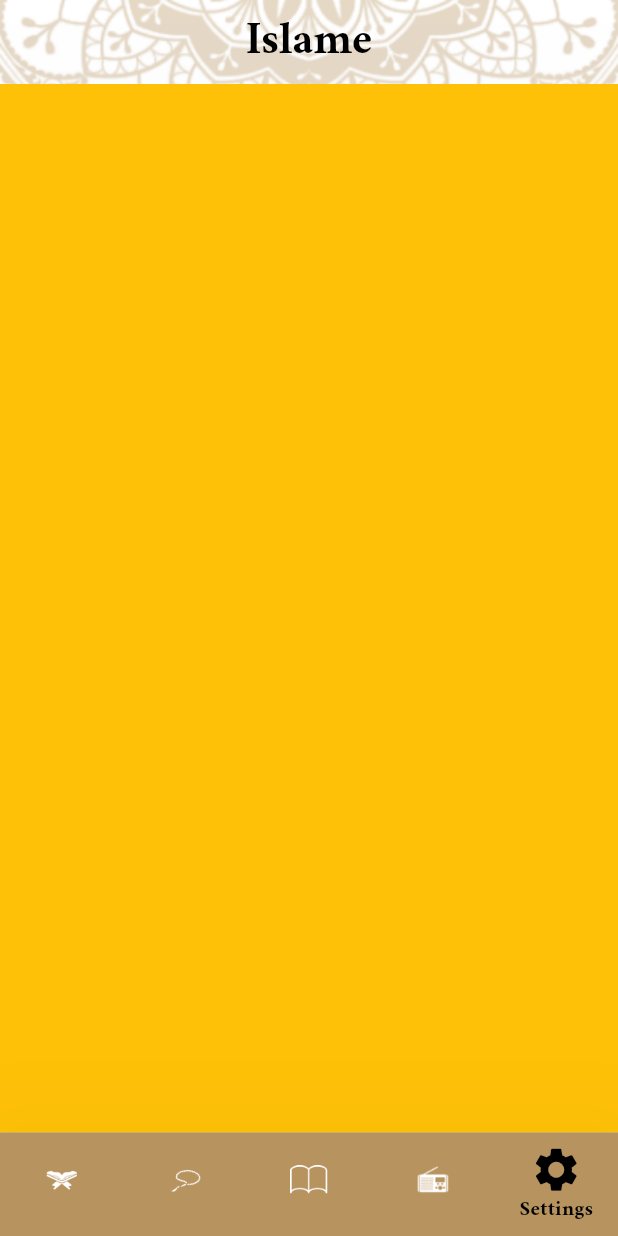
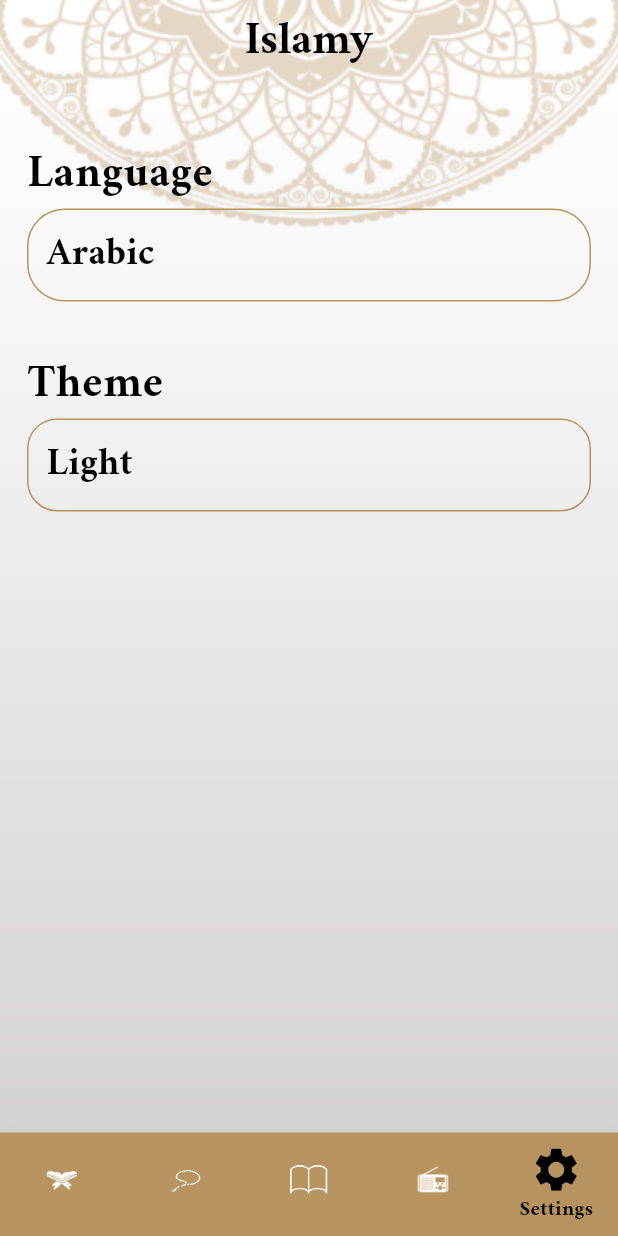
Before and after one commit to BeshoSafwat/Islame, a Flutter app: the screen it shows after launch, item 5 of the bottom bar chosen, on a phone screen of 412 x 824 dp. Run offline on Flutter 3.47's test engine with Material 3 defaults, Android fonts, the phone set to English and light mode, and no system bars; generated files the repository leaves out were written again.

Commit message:
app localization

```diff
--- /dev/null
+++ b/l10n.yaml
@@ -0,0 +1,3 @@
+arb-dir: lib/l10n
+template-arb-file: app_en.arb
+output-localization-file: app_localizations.dart
--- a/lib/home_screen.dart
+++ b/lib/home_screen.dart
@@ -4,6 +4,8 @@ import 'package:isllame/tabs/quran_tab.dart';
 import 'package:isllame/tabs/radio_tab.dart';
 import 'package:isllame/tabs/sebha_tab.dart';
 import 'package:isllame/tabs/settings_tab.dart';
+import 'package:flutter_gen/gen_l10n/app_localizations.dart';
+
 
 
 class HomeScreen extends StatefulWidget {
@@ -31,8 +33,7 @@ class _HomeScreenState extends State<HomeScreen> {
           Scaffold(
             appBar: AppBar(
               title: Text(
-
-                "Islame",
+              AppLocalizations.of(context)!.islamy,
               ),
             ),
             bottomNavigationBar: BottomNavigationBar(
--- /dev/null
+++ b/lib/l10n/app_ar.arb
@@ -0,0 +1,17 @@
+{
+  "islamy": "إسلامي",
+  "quran": "قرآن",
+  "ahadeth": "أحاديث",
+  "radio": "راديو",
+  "sebha": "سبحة",
+  "settings": "إعدادات",
+  "theme": "سمة",
+  "dark": "داكن",
+  "light": "مضئ",
+  "language": "اللغة",
+  "chaptername": "إسم السورة",
+  "chapternumber": "عدد الأيات",
+  "hadethname": "الأحاديث",
+  "tasbehnumber": "عدد التسبيحات",
+  "quranradio": "إذاعة القرآن الكريم"
+}
--- /dev/null
+++ b/lib/l10n/app_en.arb
@@ -0,0 +1,17 @@
+{
+  "islamy": "Islamy",
+  "quran": "Quran",
+  "ahadeth": "Ahadeth",
+  "radio": "Radio",
+  "sebha": "Sebha",
+  "settings": "Settings",
+  "theme": "Theme",
+  "dark": "Dark",
+  "light": "Light",
+  "language": "Language",
+  "chaptername": "Surah Name",
+  "chapternumber": "Verses Number",
+  "hadethname": "Ahadeth",
+  "tasbehnumber": "Tasbeh Number",
+  "quranradio": "Quran Broadcast"
+}
--- a/lib/main.dart
+++ b/lib/main.dart
@@ -1,5 +1,6 @@
 import 'package:flutter/material.dart';
-
+import 'package:flutter_localizations/flutter_localizations.dart';
+import 'package:flutter_gen/gen_l10n/app_localizations.dart';
 import 'details/hadeth_details.dart';
 import 'details/sura_details.dart';
 import 'home_screen.dart';
@@ -15,10 +16,13 @@ class MyApp extends StatelessWidget {
   @override
   Widget build(BuildContext context) {
     return MaterialApp(
+      localizationsDelegates: AppLocalizations.localizationsDelegates,
+      supportedLocales: AppLocalizations.supportedLocales,
+      debugShowCheckedModeBanner: false,
       theme: MyThemeData.lightTheme,
       darkTheme: MyThemeData.darkTheme,
       themeMode: ThemeMode.light,
-      debugShowCheckedModeBanner: false,
+      locale: Locale("en"),
       routes: {
         HomeScreen.routeName: (context) => HomeScreen(),
         SuraDetailsScreen.routeName: (context) => SuraDetailsScreen(),
--- a/lib/my_theme.dart
+++ b/lib/my_theme.dart
@@ -26,6 +26,7 @@ class MyThemeData {
     ),
     brightness: Brightness.light,
     appBarTheme: AppBarTheme(
+      elevation: 0,
         iconTheme: IconThemeData(
           color: Colors.black,
         ),
--- a/lib/tabs/ahadeth_tab.dart
+++ b/lib/tabs/ahadeth_tab.dart
@@ -1,6 +1,7 @@
 import 'package:flutter/cupertino.dart';
 import 'package:flutter/material.dart';
 import 'package:flutter/services.dart';
+import 'package:flutter_gen/gen_l10n/app_localizations.dart';
 
 import '../details/hadeth_details.dart';
 import '../models/hadeth_model.dart';
@@ -38,7 +39,7 @@ class _AhadethTabState extends State<AhadethTab> {
           mainAxisAlignment: MainAxisAlignment.spaceAround,
           children: [
             Text(
-              "Ahadeth ",
+              AppLocalizations.of(context)!.ahadeth,
               textAlign: TextAlign.center,
               style: Theme.of(context).textTheme.bodyMedium,
             ),
--- a/lib/tabs/radio_tab.dart
+++ b/lib/tabs/radio_tab.dart
@@ -1,4 +1,5 @@
 import 'package:flutter/material.dart';
+import 'package:flutter_gen/gen_l10n/app_localizations.dart';
 
 import '../my_theme.dart';
 
@@ -21,7 +22,7 @@ class _RadioTabState extends State<RadioTab> {
             height: 30,
           ),
           Text(
-            "Quran Broadcast",
+            AppLocalizations.of(context)!.quranradio,
             style: Theme.of(context).textTheme.bodyMedium,
           ),
           SizedBox(
--- a/lib/tabs/sebha_tab.dart
+++ b/lib/tabs/sebha_tab.dart
@@ -1,4 +1,5 @@
 import 'package:flutter/material.dart';
+import 'package:flutter_gen/gen_l10n/app_localizations.dart';
 
 import '../my_theme.dart';
 
@@ -50,7 +51,7 @@ class _SebhaTabState extends State<SebhaTab> {
               Container(
                 margin: EdgeInsets.only(bottom: 20),
                 child: Text(
-                  "Tasbeh Number",
+                  AppLocalizations.of(context)!.tasbehnumber,
                   textAlign: TextAlign.center,
                   style: Theme.of(context).textTheme.bodyMedium,
                 ),
--- a/lib/tabs/settings_tab.dart
+++ b/lib/tabs/settings_tab.dart
@@ -1,11 +1,51 @@
 import 'package:flutter/cupertino.dart';
 import 'package:flutter/material.dart';
+import 'package:isllame/my_theme.dart';
+import 'package:flutter_gen/gen_l10n/app_localizations.dart';
 
 class SettingsTab extends StatelessWidget {
   const SettingsTab({super.key});
 
   @override
   Widget build(BuildContext context) {
-    return Container(color: Colors.amber,);
+    return Padding(
+      padding: const EdgeInsets.symmetric(vertical: 38, horizontal: 18),
+      child: Column(
+        crossAxisAlignment: CrossAxisAlignment.start,
+        children: [
+          Text(
+            AppLocalizations.of(context)!.language,
+            style: Theme.of(context).textTheme.bodyLarge,
+          ),
+          Container(
+            width: double.infinity,
+            padding: EdgeInsets.all(12),
+            decoration: BoxDecoration(
+                borderRadius: BorderRadius.circular(25),
+                border: Border.all(color: MyThemeData.primaryColor)),
+            child: Text(
+              "Arabic",
+              style: Theme.of(context).textTheme.bodyMedium,
+            ),
+          ),
+          SizedBox(height: MediaQuery.of(context).size.height * .04),
+          Text(
+            AppLocalizations.of(context)!.theme,
+            style: Theme.of(context).textTheme.bodyLarge,
+          ),
+          Container(
+            width: double.infinity,
+            padding: EdgeInsets.all(12),
+            decoration: BoxDecoration(
+                borderRadius: BorderRadius.circular(20),
+                border: Border.all(color: MyThemeData.primaryColor)),
+            child: Text(
+              "Light",
+              style: Theme.of(context).textTheme.bodyMedium,
+            ),
+          ),
+        ],
+      ),
+    );
   }
 }
--- a/pubspec.yaml
+++ b/pubspec.yaml
@@ -35,10 +35,14 @@ dependencies:
   # The following adds the Cupertino Icons font to your application.
   # Use with the CupertinoIcons class for iOS style icons.
   cupertino_icons: ^1.0.2
+  flutter_localizations:
+    sdk: flutter
+  intl: any
 
 dev_dependencies:
   flutter_test:
     sdk: flutter
+
 
   # The "flutter_lints" package below contains a set of recommended lints to
   # encourage good coding practices. The lint set provided by the package is
@@ -52,7 +56,7 @@ dev_dependencies:
 
 # The following section is specific to Flutter packages.
 flutter:
-
+  generate: true # Add this line
   # The following line ensures that the Material Icons font is
   # included with your application, so that you can use the icons in
   # the material Icons class.
```
Also changed, not shown: lib/tabs/quran_tab.dart (+3 -5 lines), pubspec.lock.
